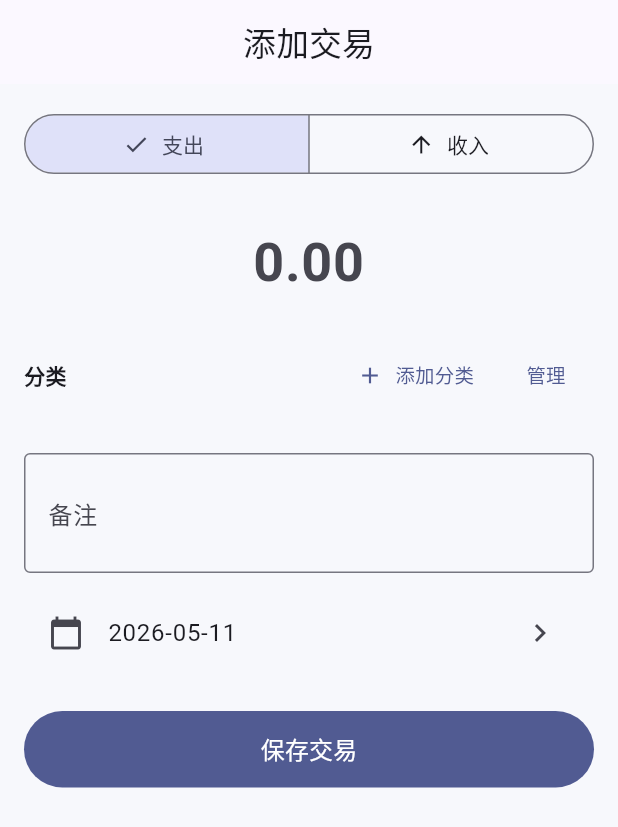
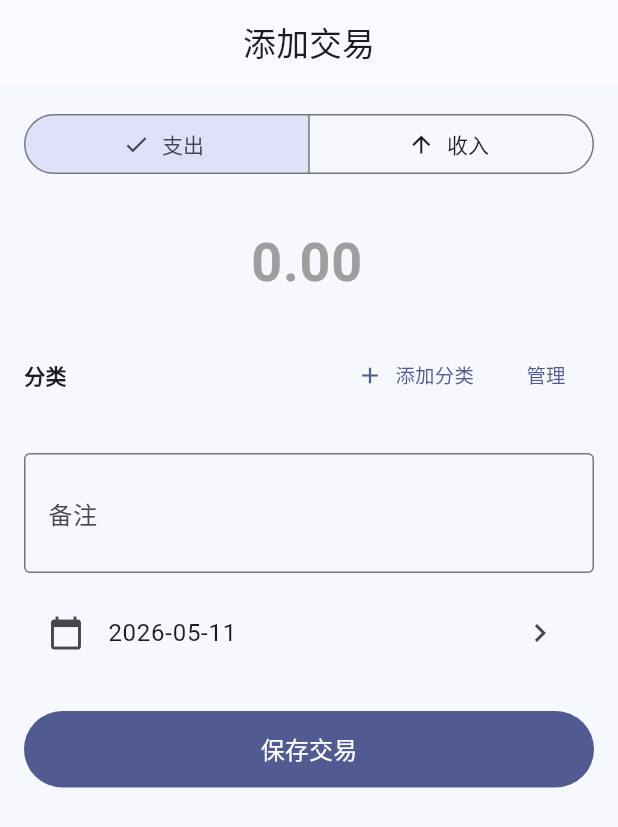
Before and after one commit to TYXguo/ledger-book, a Flutter app: the AddTransactionScreen screen opened by its route, on a phone screen of 412 x 824 dp. Shown: the top 827 px of the screen. Run offline on Flutter 3.47's test engine with Material 3 defaults, Android fonts, the light colour scheme and no system bars; our stand-ins replace fl_chart, flutter_riverpod, go_router, shared_preferences; accounts and stored records are empty.

Commit message:
fix: 添加交易输入金额优化

```diff
--- a/mobile/lib/features/add_transaction/add_transaction_screen.dart
+++ b/mobile/lib/features/add_transaction/add_transaction_screen.dart
@@ -19,12 +19,41 @@ class AddTransactionScreen extends ConsumerStatefulWidget {
 
 class _AddTransactionScreenState extends ConsumerState<AddTransactionScreen> {
   String _type = 'expense';
-  final _amountController = TextEditingController();
+  final _amountController = TextEditingController(text: '0.00');
   final _noteController = TextEditingController();
+  final _amountFocusNode = FocusNode();
   String? _selectedCategoryId;
   String? _selectedSubCategoryId;
   DateTime _selectedDate = DateTime.now();
   bool _saving = false;
+  bool _amountFocused = false;
+
+  @override
+  void initState() {
+    super.initState();
+    _amountController.selection = TextSelection.fromPosition(
+      TextPosition(offset: _amountController.text.length),
+    );
+    _amountFocusNode.addListener(() {
+      if (_amountFocusNode.hasFocus && !_amountFocused) {
+        setState(() {
+          _amountFocused = true;
+          _amountController.clear();
+        });
+      } else if (!_amountFocusNode.hasFocus && _amountController.text.isEmpty) {
+        setState(() {
+          _amountFocused = false;
+          _amountController.text = '0.00';
+        });
+      }
+    });
+  }
+
+  @override
+  void dispose() {
+    _amountFocusNode.dispose();
+    super.dispose();
+  }
 
   @override
   Widget build(BuildContext context) {
@@ -57,11 +86,15 @@ class _AddTransactionScreenState extends ConsumerState<AddTransactionScreen> {
             const SizedBox(height: 20),
             TextField(
               controller: _amountController,
+              focusNode: _amountFocusNode,
               keyboardType: const TextInputType.numberWithOptions(decimal: true),
-              style: const TextStyle(fontSize: 36, fontWeight: FontWeight.bold),
+              style: TextStyle(
+                fontSize: 36,
+                fontWeight: FontWeight.bold,
+                color: _amountFocused ? null : Colors.grey,
+              ),
               textAlign: TextAlign.center,
               decoration: InputDecoration(
-                hintText: '0.00',
                 border: InputBorder.none,
               ),
             ),
```
Also changed, not shown: 1 other file.
